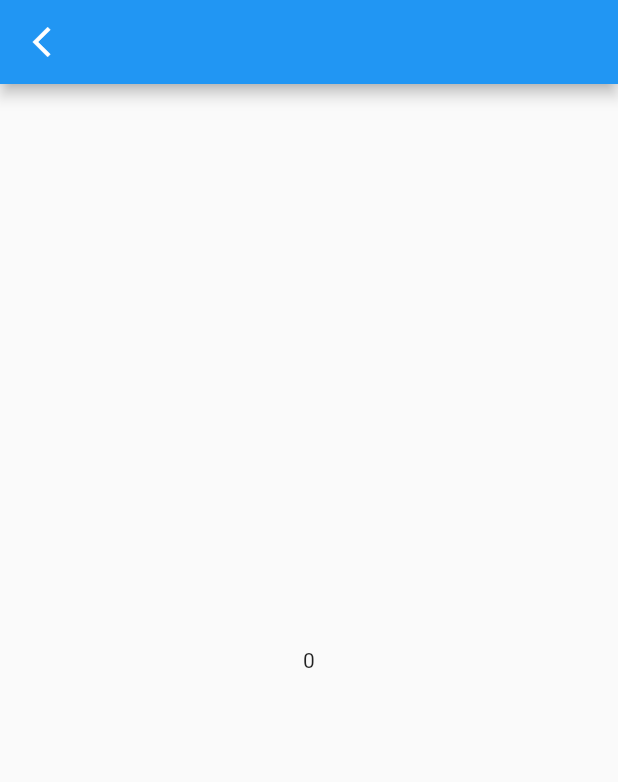
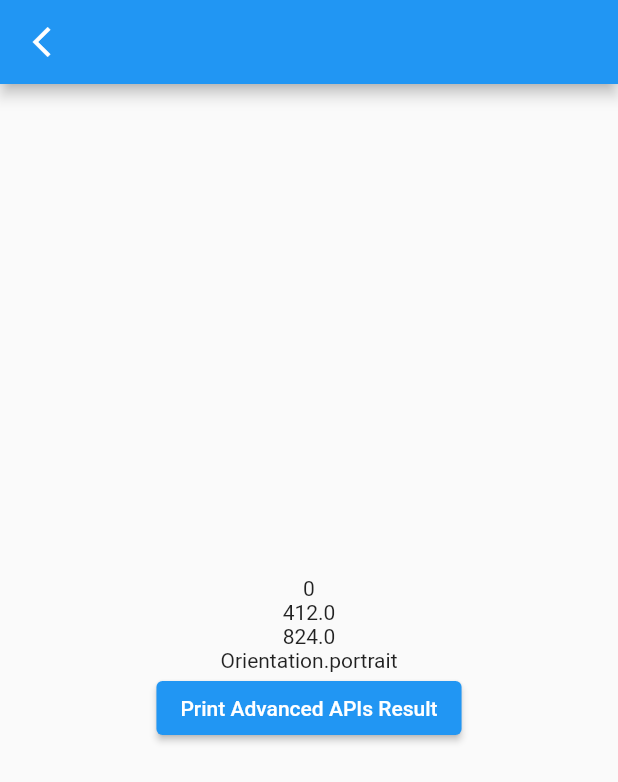
Before and after one commit to muhammadhuzaifakhan1133/getx-learning, a Flutter app: the ProductView screen opened directly, on a phone screen of 412 x 824 dp. Shown: the top 782 px of the screen. Run offline on Flutter 3.47's test engine with Material 2 defaults, Android fonts, the phone set to English and light mode, and no system bars; our stand-ins replace get.

Commit message:
use snackbar, dialog, bottomsheet and advanced apis of get

```diff
--- a/learning/lib/views/product.dart
+++ b/learning/lib/views/product.dart
@@ -1,6 +1,4 @@
 import 'package:flutter/material.dart';
-import 'package:flutter/src/foundation/key.dart';
-import 'package:flutter/src/widgets/framework.dart';
 import 'package:get/get.dart';
 import 'package:learning/controllers/home.dart';
 
@@ -18,7 +16,30 @@ class ProductView extends StatelessWidget {
           Get.back();
         },
       )),
-      body: Center(child: Text("${controller.count}")),
+      body: Center(
+          child: Column(
+        mainAxisAlignment: MainAxisAlignment.center,
+        children: [
+          Text("${controller.count}"),
+          Text("${context.width}"),
+          Text("${context.height}"),
+          Text("${context.orientation}"),
+          ElevatedButton(
+              onPressed: () {
+                print(
+                    Get.arguments); // give the current args for current screen
+                print(Get.previousRoute); // give the name of previous route
+                print(Get.rawRoute);
+                Routing routing = Get.routing;
+                print(routing.current);
+                print(Get.isSnackbarOpen);
+                print(GetPlatform.isAndroid);
+                print(GetPlatform.isMobile);
+                print(GetPlatform.isWeb);
+              },
+              child: Text("Print Advanced APIs Result"))
+        ],
+      )),
     );
   }
 }
```
Also changed, not shown: learning/lib/views/home.dart (+57 -2 lines).
